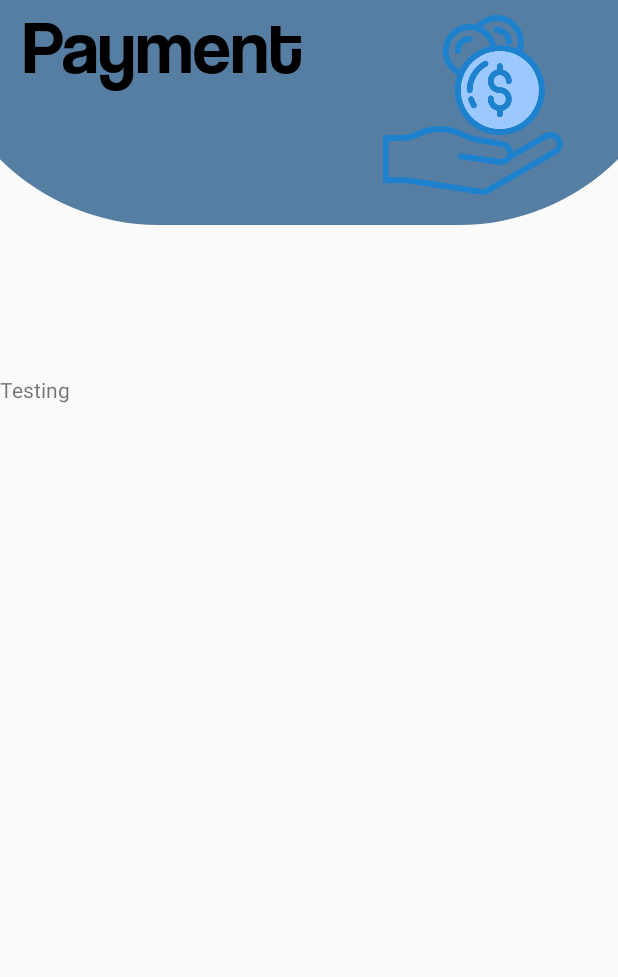
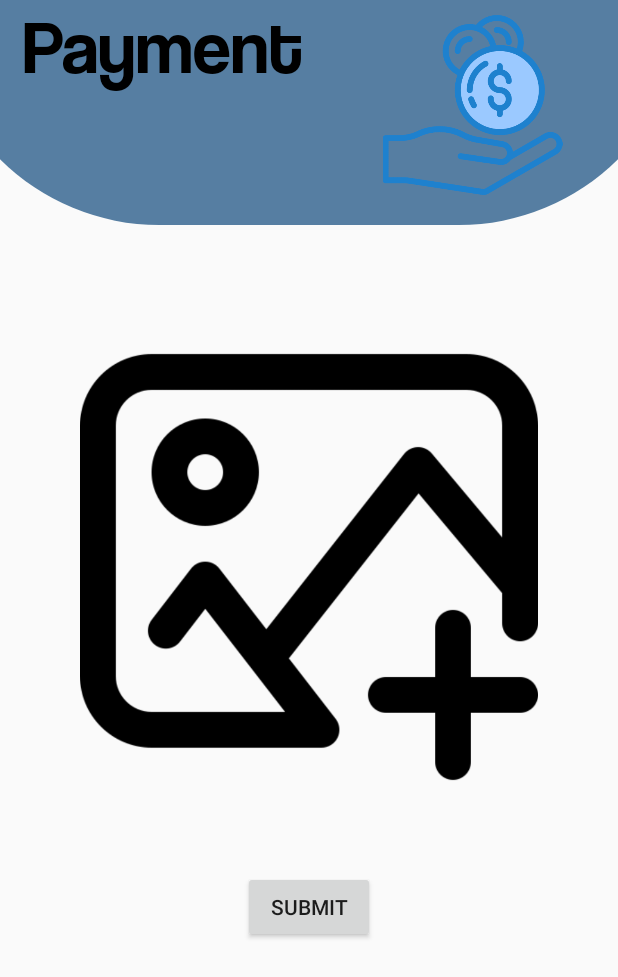
Before and after one commit to Gezawahaha/MobileProject-UMN_FINNANCE, an Android app: the Payment screen opened directly, with no data from a screen before it, on a phone screen of 412 x 824 dp. Shown: the top 977 px of the screen. Run offline under Robolectric (Android 15) with nearby library versions, the phone set to English and light mode, and no system bars.

Commit message:
update payment

```diff
--- a/app/src/main/java/umn/ac/id/project/LoginActivity.java
+++ b/app/src/main/java/umn/ac/id/project/LoginActivity.java
@@ -28,6 +28,11 @@ public class LoginActivity extends AppCompatActivity {
     private Button btnLogin;
     FirebaseAuth fAuth;
     String userID;
+
+    @Override
+    public void onBackPressed() {
+        finishAffinity();
+    }
 
     @Override
     protected void onCreate(Bundle savedInstanceState) {
--- a/app/src/main/res/layout/activity_payment.xml
+++ b/app/src/main/res/layout/activity_payment.xml
@@ -7,9 +7,6 @@
     android:layout_height="match_parent"
     android:orientation="vertical"
     tools:context=".Payment">
-
-
-
 
         <RelativeLayout
             android:layout_width="wrap_content"
@@ -25,7 +22,6 @@
                     android:layout_height="150dp"
                     android:layout_gravity="center"
                     android:background="@drawable/roundedtop_shape" />
-
             </LinearLayout>
 
             <TextView
@@ -46,27 +42,26 @@
 
             <LinearLayout
                 android:layout_width="match_parent"
-                android:layout_height="wrap_content"
+                android:layout_height="match_parent"
                 android:orientation="vertical"
-                android:layout_marginTop="150dp">
-
-                <!--INPUT HERE-->
+                android:layout_marginTop="150dp"
+                android:padding="25dp">
 
                 <ImageView
-                    android:layout_width="100dp"
-                    android:layout_height="100dp"
-                     />
-                <TextView
+                    android:id="@+id/gambarHasil"
+                    android:layout_width="wrap_content"
+                    android:layout_height="305dp"
+                    android:layout_gravity="center"
+                    android:layout_marginTop="50dp"
+                    android:src="@drawable/add"/>
+                <Button
+                    android:id="@+id/btnSubmit"
+                    android:layout_marginTop="50dp"
+                    android:layout_gravity="center"
                     android:layout_width="wrap_content"
                     android:layout_height="wrap_content"
-                    android:text="Testing"/>
+                    android:text="SUBMIT"/>
 
             </LinearLayout>
         </RelativeLayout>
-
-
-
-
-
-
 </LinearLayout>
--- a/build.gradle
+++ b/build.gradle
@@ -8,7 +8,7 @@ buildscript {
 
     }
     dependencies {
-        classpath 'com.android.tools.build:gradle:3.6.2'
+        classpath 'com.android.tools.build:gradle:3.6.3'
         classpath 'com.google.gms:google-services:4.3.3'
 
 
```
Also changed, not shown: app/src/main/AndroidManifest.xml (+7 -3 lines), app/src/main/java/umn/ac/id/project/Calender.java (+0 -11 lines), app/src/main/java/umn/ac/id/project/Payment.java (+111 -0 lines), app/src/main/res/drawable/add.png (added), app/src/main/res/drawable/signs.png (added).
